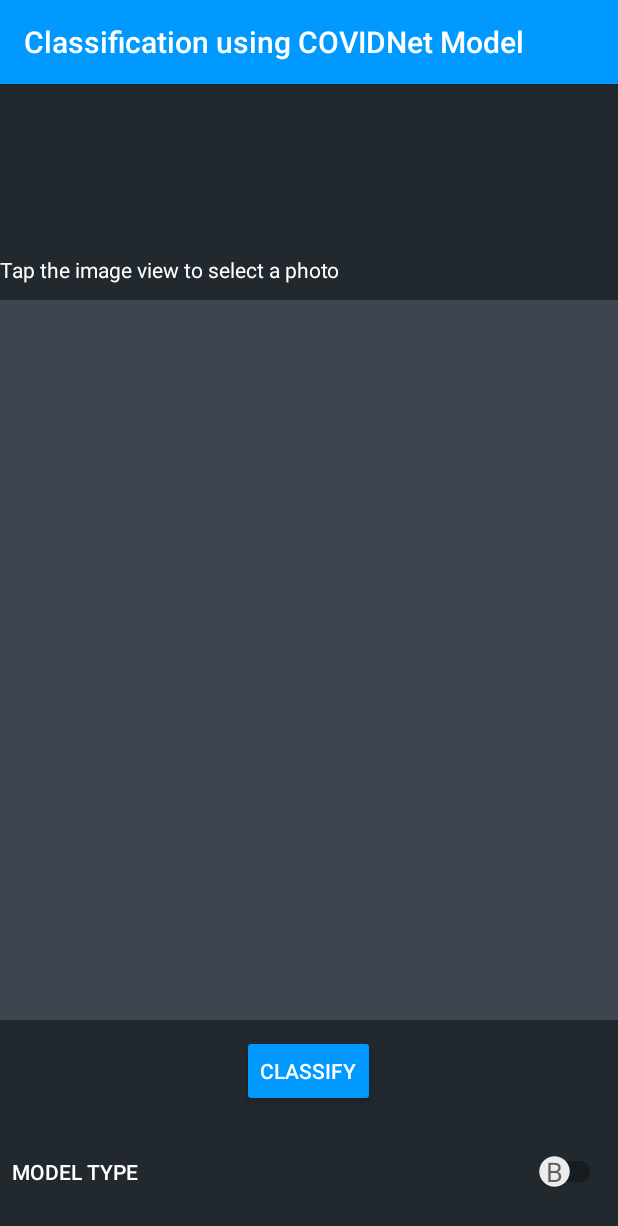
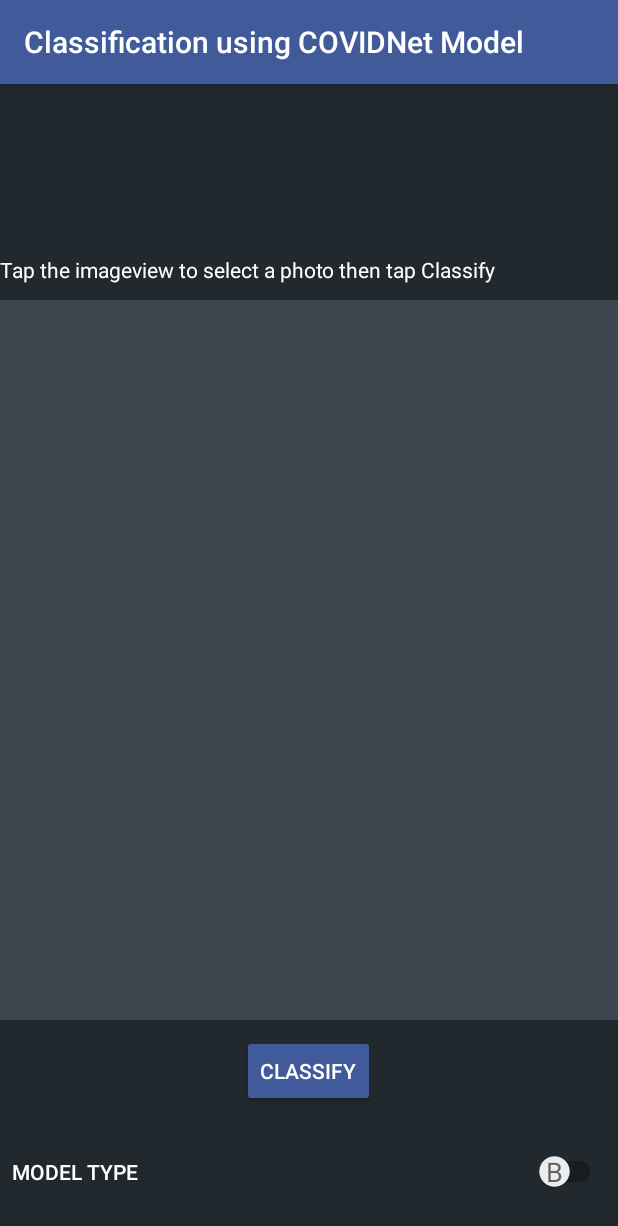
Before and after one commit to DannyFGitHub/CovidNet-TFLite-Mobile-Implementation, an Android app: the screen it shows after launch (MainActivity), on a phone screen of 412 x 824 dp. Shown: the top 1226 px of the screen. Run offline under Robolectric (Android 15) with nearby library versions, the phone set to English and light mode, and no system bars.

Commit message:
Updated Screenshots

```diff
--- a/app/src/main/res/layout/activity_main.xml
+++ b/app/src/main/res/layout/activity_main.xml
@@ -28,7 +28,7 @@
         android:layout_above="@+id/image"
         android:layout_alignParentStart="true"
         android:layout_alignParentEnd="true"
-        android:text="Tap the image view to select a photo"
+        android:text="@string/instructions"
         android:textColor="@color/colorWhiteText"
         />
 
--- a/app/src/main/res/values/colors.xml
+++ b/app/src/main/res/values/colors.xml
@@ -1,7 +1,7 @@
 <?xml version="1.0" encoding="utf-8"?>
 <resources>
-    <color name="colorPrimary">#0099FF</color>
-    <color name="colorPrimaryDark">#003CB3</color>
+    <color name="colorPrimary">#405A9A</color>
+    <color name="colorPrimaryDark">#23468C</color>
     <color name="colorAccent">#3D454E</color>
     <color name="colorBackground">#21282E</color>
     <color name="colorWhiteText">#FFF</color>
--- a/app/src/main/res/values/strings.xml
+++ b/app/src/main/res/values/strings.xml
@@ -1,3 +1,4 @@
 <resources>
     <string name="app_name">Classification using COVIDNet Model</string>
+    <string name="instructions">Tap the imageview to select a photo then tap Classify</string>
 </resources>
```
Also changed, not shown: 2 other files.
